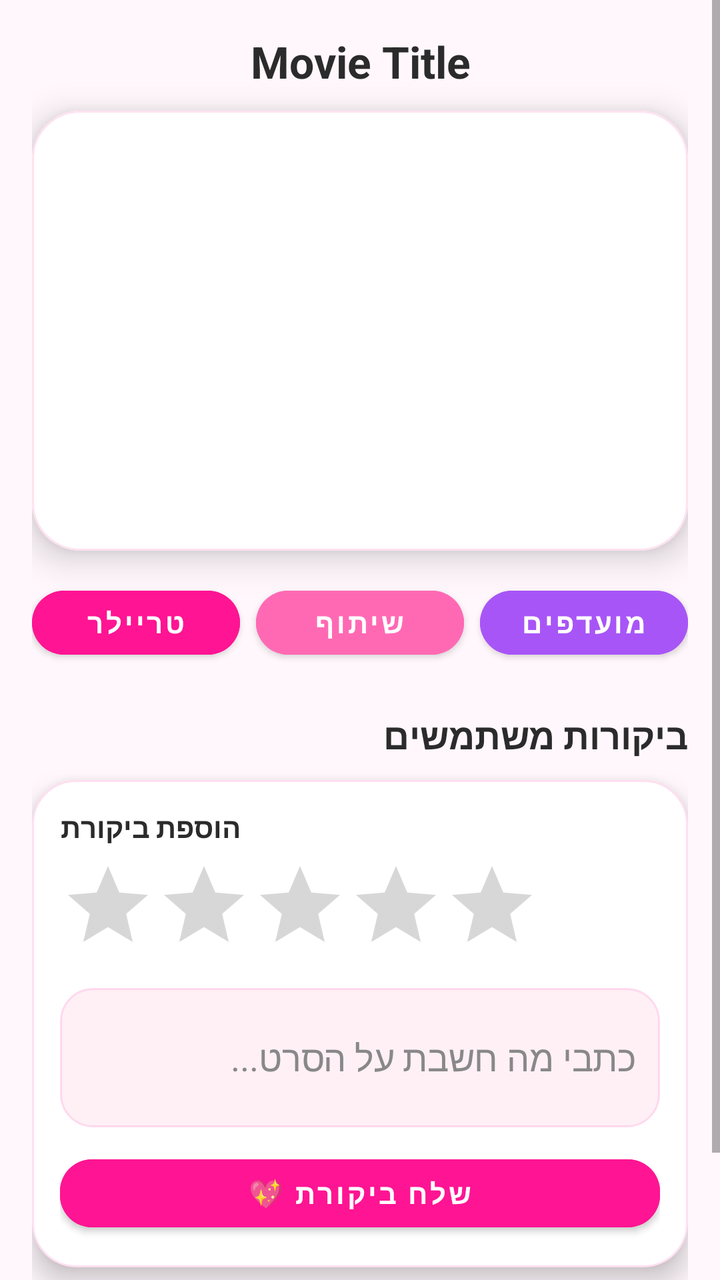
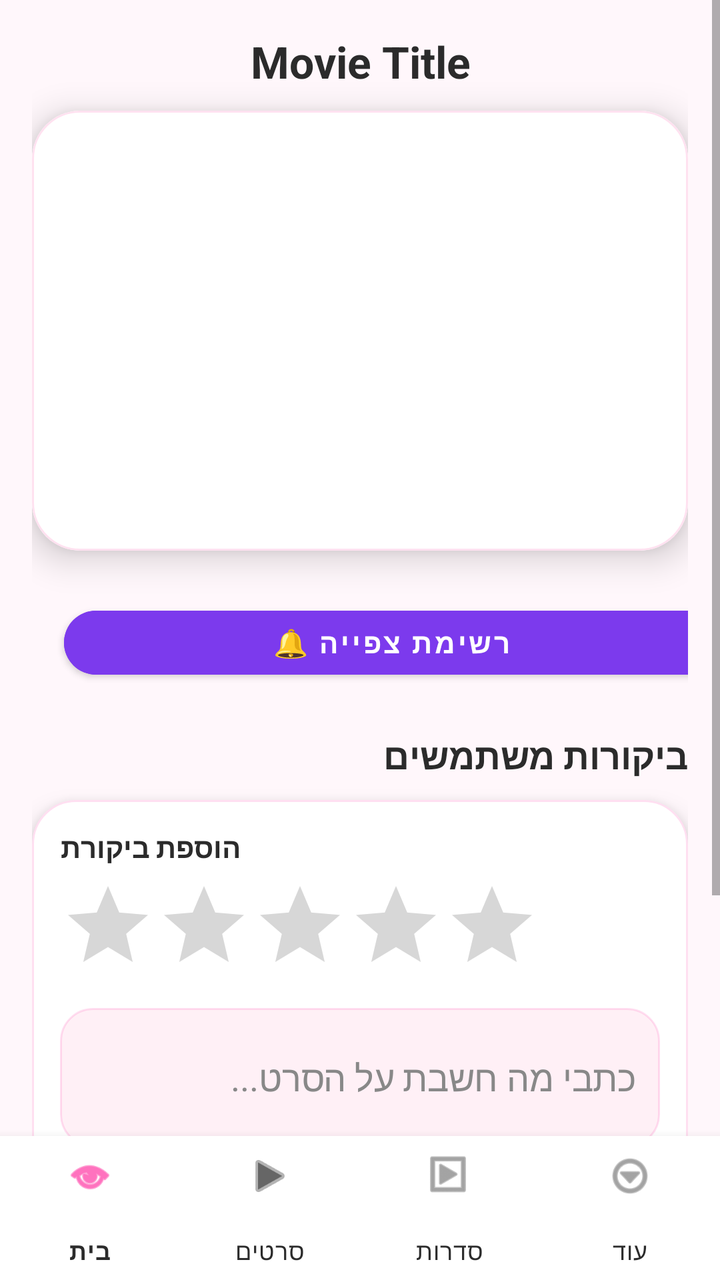

An Android layout rendered at two revisions. The XML below is the earlier revision; the diff shows what the commit changed to produce the second picture.
<!-- AndroidManifest.xml: application theme Base.Theme.FinalProject -->
<!-- res/layout/activity_movie_content.xml -->
<?xml version="1.0" encoding="utf-8"?>
<ScrollView xmlns:android="http://schemas.android.com/apk/res/android"
    xmlns:app="http://schemas.android.com/apk/res-auto"
    android:id="@+id/rootScroll"
    android:layout_width="match_parent"
    android:layout_height="match_parent"
    android:background="#FFF7FB">

    <LinearLayout
        android:layout_width="match_parent"
        android:layout_height="wrap_content"
        android:orientation="vertical"
        android:padding="16dp">

        
        <TextView
            android:id="@+id/tvMovieTitle"
            android:layout_width="match_parent"
            android:layout_height="wrap_content"
            android:text="Movie Title"
            android:textColor="#2B2B2B"
            android:textSize="22sp"
            android:textStyle="bold"
            android:textAlignment="center"
            android:layout_marginBottom="10dp" />

        
        <com.google.android.material.card.MaterialCardView
            android:id="@+id/cardPoster"
            android:layout_width="match_parent"
            android:layout_height="220dp"
            app:cardCornerRadius="24dp"
            app:cardElevation="10dp"
            app:strokeWidth="1dp"
            app:strokeColor="#33FF69B4">

            <ImageView
                android:id="@+id/imgPoster"
                android:layout_width="match_parent"
                android:layout_height="match_parent"
                android:src="@drawable/poster_default_movie"
                android:scaleType="centerCrop" />
        </com.google.android.material.card.MaterialCardView>

        
        <LinearLayout
            android:layout_width="match_parent"
            android:layout_height="wrap_content"
            android:orientation="horizontal"
            android:layout_marginTop="14dp"
            android:weightSum="3">

            <com.google.android.material.button.MaterialButton
                android:id="@+id/btnTrailer"
                android:layout_width="0dp"
                android:layout_height="44dp"
                android:layout_weight="1"
                android:text="טריילר"
                android:textAllCaps="false"
                android:textStyle="bold"
                android:textColor="@android:color/white"
                android:backgroundTint="#FF1493"
                app:cornerRadius="16dp"
                android:layout_marginEnd="8dp" />

            <com.google.android.material.button.MaterialButton
                android:id="@+id/btnShare"
                android:layout_width="0dp"
                android:layout_height="44dp"
                android:layout_weight="1"
                android:text="שיתוף"
                android:textAllCaps="false"
                android:textStyle="bold"
                android:textColor="@android:color/white"
                android:backgroundTint="#FF69B4"
                app:cornerRadius="16dp"
                android:layout_marginEnd="8dp" />

            <com.google.android.material.button.MaterialButton
                android:id="@+id/btnFavorites"
                android:layout_width="0dp"
                android:layout_height="44dp"
                android:layout_weight="1"
                android:text="מועדפים"
                android:textAllCaps="false"
                android:textStyle="bold"
                android:textColor="@android:color/white"
                android:backgroundTint="#A855F7"
                app:cornerRadius="16dp" />
        </LinearLayout>

        
        <TextView
            android:id="@+id/tvReviewsTitle"
            android:layout_width="match_parent"
            android:layout_height="wrap_content"
            android:layout_marginTop="22dp"
            android:text="ביקורות משתמשים"
            android:textColor="#2B2B2B"
            android:textSize="18sp"
            android:textStyle="bold" />

        
        <com.google.android.material.card.MaterialCardView
            android:layout_width="match_parent"
            android:layout_height="wrap_content"
            android:layout_marginTop="10dp"
            app:cardCornerRadius="22dp"
            app:cardElevation="8dp"
            app:strokeWidth="1dp"
            app:strokeColor="#22FF1493">

            <LinearLayout
                android:layout_width="match_parent"
                android:layout_height="wrap_content"
                android:orientation="vertical"
                android:padding="14dp">

                <TextView
                    android:id="@+id/tvAddReviewTitle"
                    android:layout_width="wrap_content"
                    android:layout_height="wrap_content"
                    android:text="הוספת ביקורת"
                    android:textColor="#2B2B2B"
                    android:textSize="14sp"
                    android:textStyle="bold" />

                <RatingBar
                    android:id="@+id/ratingBarReview"
                    android:layout_width="wrap_content"
                    android:layout_height="wrap_content"
                    android:numStars="5"
                    android:stepSize="1"
                    android:isIndicator="false"
                    android:layout_marginTop="6dp" />

                <EditText
                    android:id="@+id/etReviewText"
                    android:layout_width="match_parent"
                    android:layout_height="wrap_content"
                    android:layout_marginTop="8dp"
                    android:hint="כתבי מה חשבת על הסרט..."
                    android:padding="12dp"
                    android:minLines="2"
                    android:textColor="#2B2B2B"
                    android:textColorHint="#888888"
                    android:background="@drawable/bg_input_round_light" />

                <com.google.android.material.button.MaterialButton
                    android:id="@+id/btnSendReview"
                    android:layout_width="match_parent"
                    android:layout_height="46dp"
                    android:layout_marginTop="10dp"
                    android:text="שלח ביקורת 💖"
                    android:textAllCaps="false"
                    android:textStyle="bold"
                    android:textColor="@android:color/white"
                    android:backgroundTint="#FF1493"
                    app:cornerRadius="16dp" />
            </LinearLayout>
        </com.google.android.material.card.MaterialCardView>

        
        <TextView
            android:id="@+id/tvNoReviews"
            android:layout_width="match_parent"
            android:layout_height="wrap_content"
            android:layout_marginTop="12dp"
            android:text="אין ביקורות עדיין. תהיי הראשונה 😉"
            android:textColor="#6B6B6B"
            android:textSize="14sp"
            android:textAlignment="center" />

        
        <LinearLayout
            android:id="@+id/layoutReviewsList"
            android:layout_width="match_parent"
            android:layout_height="wrap_content"
            android:layout_marginTop="10dp"
            android:orientation="vertical" />

        
        <View
            android:layout_width="match_parent"
            android:layout_height="20dp" />

    </LinearLayout>
</ScrollView>
<!-- resources referenced by this layout -->
<resources>
  <!-- drawable bg_input_round_light (drawable) -->
  <?xml version="1.0" encoding="utf-8"?>
  <shape xmlns:android="http://schemas.android.com/apk/res/android">
      <solid android:color="#FFF0F6"/>
      <corners android:radius="16dp"/>
      <stroke android:width="1dp" android:color="#22FF1493"/>
  </shape>
  <!-- drawable poster_default_movie: png bitmap (drawable, 3042 bytes) -->
  <style name="Base.Theme.FinalProject" parent="Theme.MaterialComponents.DayNight.NoActionBar">
  
          <item name="colorPrimary">#FF1493</item>
          <item name="colorPrimaryVariant">#C51162</item>
          <item name="colorSecondary">#FF1493</item>
      </style>
</resources>

<!-- the commit's change to res/layout/activity_movie_content.xml (unified diff, before → after) -->
@@ -1,188 +1,212 @@
 <?xml version="1.0" encoding="utf-8"?>
-<ScrollView xmlns:android="http://schemas.android.com/apk/res/android"
+<androidx.coordinatorlayout.widget.CoordinatorLayout
+    xmlns:android="http://schemas.android.com/apk/res/android"
     xmlns:app="http://schemas.android.com/apk/res-auto"
-    android:id="@+id/rootScroll"
     android:layout_width="match_parent"
     android:layout_height="match_parent"
     android:background="#FFF7FB">
 
-    <LinearLayout
+    <ScrollView
+        android:id="@+id/rootScroll"
         android:layout_width="match_parent"
-        android:layout_height="wrap_content"
-        android:orientation="vertical"
-        android:padding="16dp">
-
-        
-        <TextView
-            android:id="@+id/tvMovieTitle"
-            android:layout_width="match_parent"
-            android:layout_height="wrap_content"
-            android:text="Movie Title"
-            android:textColor="#2B2B2B"
-            android:textSize="22sp"
-            android:textStyle="bold"
-            android:textAlignment="center"
-            android:layout_marginBottom="10dp" />
-
-        
-        <com.google.android.material.card.MaterialCardView
-            android:id="@+id/cardPoster"
-            android:layout_width="match_parent"
-            android:layout_height="220dp"
-            app:cardCornerRadius="24dp"
-            app:cardElevation="10dp"
-            app:strokeWidth="1dp"
-            app:strokeColor="#33FF69B4">
-
-            <ImageView
-                android:id="@+id/imgPoster"
-                android:layout_width="match_parent"
-                android:layout_height="match_parent"
-                android:src="@drawable/poster_default_movie"
-                android:scaleType="centerCrop" />
-        </com.google.android.material.card.MaterialCardView>
-
-        
+        android:layout_height="match_parent"
+        android:layout_marginBottom="72dp"
+        android:fillViewport="true">
+
         <LinearLayout
             android:layout_width="match_parent"
             android:layout_height="wrap_content"
-            android:orientation="horizontal"
-            android:layout_marginTop="14dp"
-            android:weightSum="3">
-
-            <com.google.android.material.button.MaterialButton
-                android:id="@+id/btnTrailer"
-                android:layout_width="0dp"
-                android:layout_height="44dp"
-                android:layout_weight="1"
-                android:text="טריילר"
-                android:textAllCaps="false"
+            android:orientation="vertical"
+            android:padding="16dp">
+
+            <TextView
+                android:id="@+id/tvMovieTitle"
+                android:layout_width="match_parent"
+                android:layout_height="wrap_content"
+                android:text="Movie Title"
+                android:textColor="#2B2B2B"
+                android:textSize="22sp"
                 android:textStyle="bold"
-                android:textColor="@android:color/white"
-                android:backgroundTint="#FF1493"
-                app:cornerRadius="16dp"
-                android:layout_marginEnd="8dp" />
-
-            <com.google.android.material.button.MaterialButton
-                android:id="@+id/btnShare"
-                android:layout_width="0dp"
-                android:layout_height="44dp"
-                android:layout_weight="1"
-                android:text="שיתוף"
-                android:textAllCaps="false"
-                android:textStyle="bold"
-                android:textColor="@android:color/white"
-                android:backgroundTint="#FF69B4"
-                app:cornerRadius="16dp"
-                android:layout_marginEnd="8dp" />
-
-            <com.google.android.material.button.MaterialButton
-                android:id="@+id/btnFavorites"
-                android:layout_width="0dp"
-                android:layout_height="44dp"
-                android:layout_weight="1"
-                android:text="מועדפים"
-                android:textAllCaps="false"
-                android:textStyle="bold"
-                android:textColor="@android:color/white"
-                android:backgroundTint="#A855F7"
-                app:cornerRadius="16dp" />
-        </LinearLayout>
-
-        
-        <TextView
-            android:id="@+id/tvReviewsTitle"
-            android:layout_width="match_parent"
-            android:layout_height="wrap_content"
-            android:layout_marginTop="22dp"
-            android:text="ביקורות משתמשים"
-            android:textColor="#2B2B2B"
-            android:textSize="18sp"
-            android:textStyle="bold" />
-
-        
-        <com.google.android.material.card.MaterialCardView
-            android:layout_width="match_parent"
-            android:layout_height="wrap_content"
-            android:layout_marginTop="10dp"
-            app:cardCornerRadius="22dp"
-            app:cardElevation="8dp"
-            app:strokeWidth="1dp"
-            app:strokeColor="#22FF1493">
+                android:textAlignment="center"
+                android:layout_marginBottom="10dp" />
+
+            <com.google.android.material.card.MaterialCardView
+                android:id="@+id/cardPoster"
+                android:layout_width="match_parent"
+                android:layout_height="220dp"
+                app:cardCornerRadius="24dp"
+                app:cardElevation="10dp"
+                app:strokeWidth="1dp"
+                app:strokeColor="#33FF69B4">
+
+                <ImageView
+                    android:id="@+id/imgPoster"
+                    android:layout_width="match_parent"
+                    android:layout_height="match_parent"
+                    android:src="@drawable/poster_default_movie"
+                    android:scaleType="centerCrop" />
+            </com.google.android.material.card.MaterialCardView>
 
             <LinearLayout
                 android:layout_width="match_parent"
                 android:layout_height="wrap_content"
-                android:orientation="vertical"
-                android:padding="14dp">
-
-                <TextView
-                    android:id="@+id/tvAddReviewTitle"
-                    android:layout_width="wrap_content"
-                    android:layout_height="wrap_content"
-                    android:text="הוספת ביקורת"
-                    android:textColor="#2B2B2B"
-                    android:textSize="14sp"
-                    android:textStyle="bold" />
-
-                <RatingBar
-                    android:id="@+id/ratingBarReview"
-                    android:layout_width="wrap_content"
-                    android:layout_height="wrap_content"
-                    android:numStars="5"
-                    android:stepSize="1"
-                    android:isIndicator="false"
-                    android:layout_marginTop="6dp" />
-
-                <EditText
-                    android:id="@+id/etReviewText"
+                android:orientation="horizontal"
+                android:layout_marginTop="14dp"
+                android:weightSum="3">
+
+                <com.google.android.material.button.MaterialButton
+                    android:id="@+id/btnTrailer"
+                    android:layout_width="0dp"
+                    android:layout_height="44dp"
+                    android:layout_weight="1"
+                    android:text="טריילר"
+                    android:textAllCaps="false"
+                    android:textStyle="bold"
+                    android:textColor="@android:color/white"
+                    android:backgroundTint="#FF1493"
+                    app:cornerRadius="16dp"
+                    android:layout_marginEnd="8dp" />
+
+                <com.google.android.material.button.MaterialButton
+                    android:id="@+id/btnShare"
+                    android:layout_width="0dp"
+                    android:layout_height="44dp"
+                    android:layout_weight="1"
+                    android:text="שיתוף"
+                    android:textAllCaps="false"
+                    android:textStyle="bold"
+                    android:textColor="@android:color/white"
+                    android:backgroundTint="#FF69B4"
+                    app:cornerRadius="16dp"
+                    android:layout_marginEnd="8dp" />
+
+                <com.google.android.material.button.MaterialButton
+                    android:id="@+id/btnFavorites"
+                    android:layout_width="0dp"
+                    android:layout_height="44dp"
+                    android:layout_weight="1"
+                    android:text="מועדפים"
+                    android:textAllCaps="false"
+                    android:textStyle="bold"
+                    android:textColor="@android:color/white"
+                    android:backgroundTint="#A855F7"
+                    app:cornerRadius="16dp" />
+                <com.google.android.material.button.MaterialButton
+                    android:id="@+id/btnWatchlist"
+                    android:layout_width="match_parent"
+                    android:layout_height="44dp"
+                    android:layout_marginTop="10dp"
+                    android:text="רשימת צפייה 🔔"
+                    android:textAllCaps="false"
+                    android:textStyle="bold"
+                    android:textColor="@android:color/white"
+                    android:backgroundTint="#7C3AED"
+                    app:cornerRadius="16dp" />
+
+            </LinearLayout>
+
+            <TextView
+                android:id="@+id/tvReviewsTitle"
+                android:layout_width="match_parent"
+                android:layout_height="wrap_content"
+                android:layout_marginTop="22dp"
+                android:text="ביקורות משתמשים"
+                android:textColor="#2B2B2B"
+                android:textSize="18sp"
+                android:textStyle="bold" />
+
+            <com.google.android.material.card.MaterialCardView
+                android:layout_width="match_parent"
+                android:layout_height="wrap_content"
+                android:layout_marginTop="10dp"
+                app:cardCornerRadius="22dp"
+                app:cardElevation="8dp"
+                app:strokeWidth="1dp"
+                app:strokeColor="#22FF1493">
+
+                <LinearLayout
                     android:layout_width="match_parent"
                     android:layout_height="wrap_content"
-                    android:layout_marginTop="8dp"
-                    android:hint="כתבי מה חשבת על הסרט..."
-                    android:padding="12dp"
-                    android:minLines="2"
-                    android:textColor="#2B2B2B"
-                    android:textColorHint="#888888"
-                    android:background="@drawable/bg_input_round_light" />
-
-                <com.google.android.material.button.MaterialButton
-                    android:id="@+id/btnSendReview"
-                    android:layout_width="match_parent"
-                    android:layout_height="46dp"
-                    android:layout_marginTop="10dp"
-                    android:text="שלח ביקורת 💖"
-                    android:textAllCaps="false"
-                    android:textStyle="bold"
-                    android:textColor="@android:color/white"
-                    android:backgroundTint="#FF1493"
-                    app:cornerRadius="16dp" />
-            </LinearLayout>
-        </com.google.android.material.card.MaterialCardView>
-
-        
-        <TextView
-            android:id="@+id/tvNoReviews"
-            android:layout_width="match_parent"
-            android:layout_height="wrap_content"
-            android:layout_marginTop="12dp"
-            android:text="אין ביקורות עדיין. תהיי הראשונה 😉"
-            android:textColor="#6B6B6B"
-            android:textSize="14sp"
-            android:textAlignment="center" />
-
-        
-        <LinearLayout
-            android:id="@+id/layoutReviewsList"
-            android:layout_width="match_parent"
-            android:layout_height="wrap_content"
-            android:layout_marginTop="10dp"
-            android:orientation="vertical" />
-
-        
-        <View
-            android:layout_width="match_parent"
-            android:layout_height="20dp" />
-
-    </LinearLayout>
-</ScrollView>
+                    android:orientation="vertical"
+                    android:padding="14dp">
+
+                    <TextView
+                        android:id="@+id/tvAddReviewTitle"
+                        android:layout_width="wrap_content"
+                        android:layout_height="wrap_content"
+                        android:text="הוספת ביקורת"
+                        android:textColor="#2B2B2B"
+                        android:textSize="14sp"
+                        android:textStyle="bold" />
+
+                    <RatingBar
+                        android:id="@+id/ratingBarReview"
+                        android:layout_width="wrap_content"
+                        android:layout_height="wrap_content"
+                        android:numStars="5"
+                        android:stepSize="1"
+                        android:isIndicator="false"
+                        android:layout_marginTop="6dp" />
+
+                    <EditText
+                        android:id="@+id/etReviewText"
+                        android:layout_width="match_parent"
+                        android:layout_height="wrap_content"
+                        android:layout_marginTop="8dp"
+                        android:hint="כתבי מה חשבת על הסרט..."
+                        android:padding="12dp"
+                        android:minLines="2"
+                        android:textColor="#2B2B2B"
+                        android:textColorHint="#888888"
+                        android:background="@drawable/bg_input_round_light" />
+
+                    <com.google.android.material.button.MaterialButton
+                        android:id="@+id/btnSendReview"
+                        android:layout_width="match_parent"
+                        android:layout_height="46dp"
+                        android:layout_marginTop="10dp"
+                        android:text="שלח ביקורת 💖"
+                        android:textAllCaps="false"
+                        android:textStyle="bold"
+                        android:textColor="@android:color/white"
+                        android:backgroundTint="#FF1493"
+                        app:cornerRadius="16dp" />
+                </LinearLayout>
+            </com.google.android.material.card.MaterialCardView>
+
+            <TextView
+                android:id="@+id/tvNoReviews"
+                android:layout_width="match_parent"
+                android:layout_height="wrap_content"
+                android:layout_marginTop="12dp"
+                android:text="אין ביקורות עדיין. תהיי הראשונה 😉"
+                android:textColor="#6B6B6B"
+                android:textSize="14sp"
+                android:textAlignment="center" />
+
+            <LinearLayout
+                android:id="@+id/layoutReviewsList"
+                android:layout_width="match_parent"
+                android:layout_height="wrap_content"
+                android:layout_marginTop="10dp"
+                android:orientation="vertical" />
+
+            <View
+                android:layout_width="match_parent"
+                android:layout_height="20dp" />
+
+        </LinearLayout>
+    </ScrollView>
+
+    <com.google.android.material.bottomnavigation.BottomNavigationView
+        android:id="@+id/bottomNav"
+        android:layout_width="match_parent"
+        android:layout_height="72dp"
+        android:layout_gravity="bottom"
+        android:background="@android:color/white"
+        app:menu="@menu/bottom_nav_menu"
+        app:labelVisibilityMode="labeled"
+        app:itemIconTint="@null"
+        app:itemTextColor="#2B2B2B" />
+
+</androidx.coordinatorlayout.widget.CoordinatorLayout>
